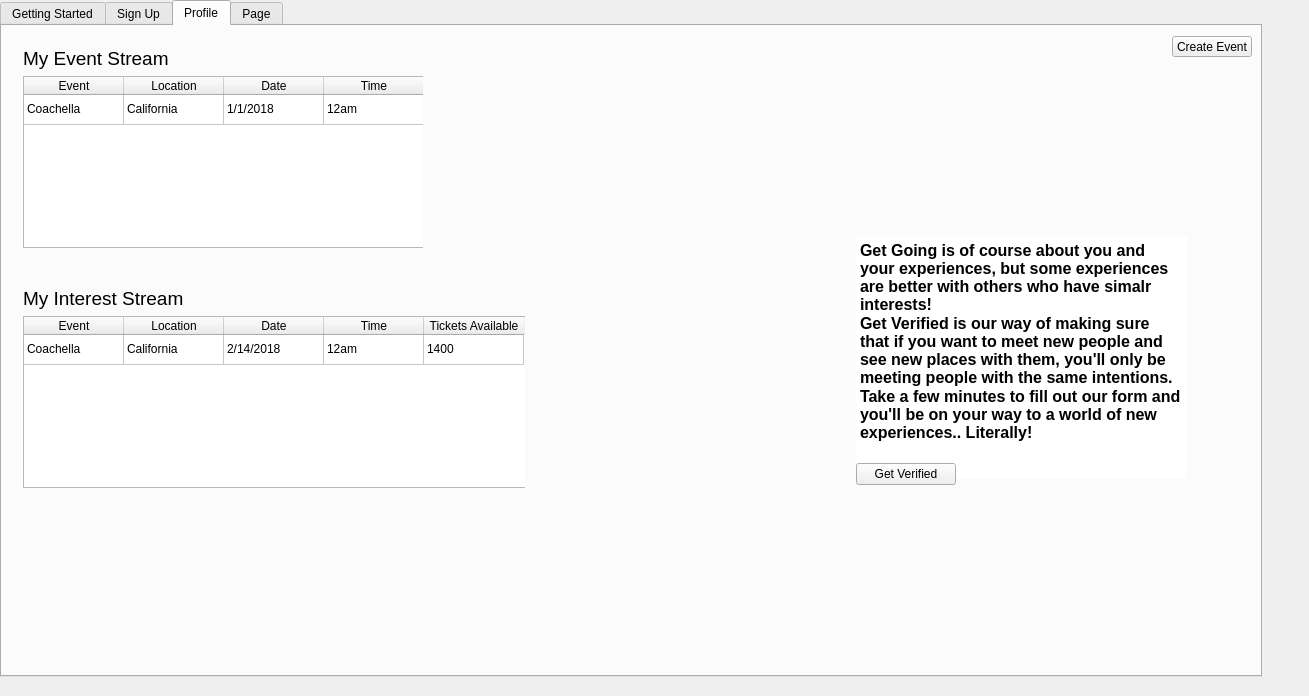
The window that src/web-app/interestdata.ui (Aesylwinn/software-engineering) describes before a commit, drawn with Qt 5.
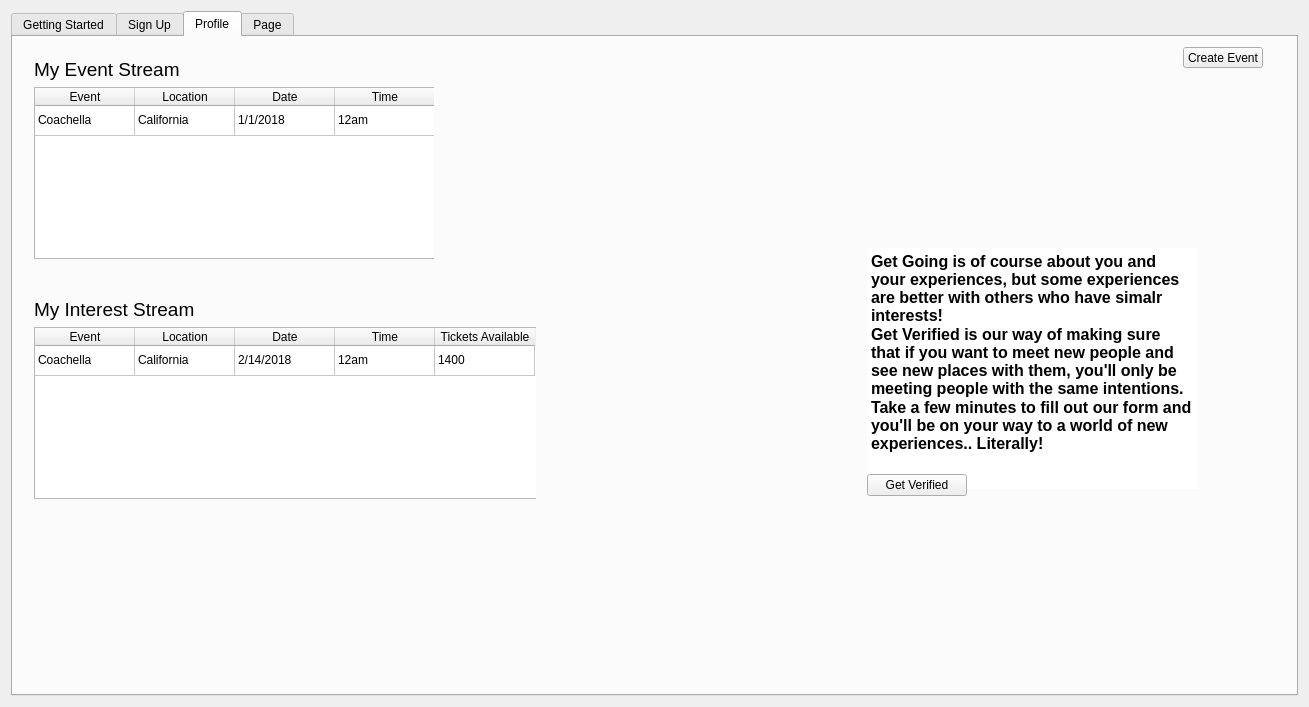
The same window after the commit. The open tabs and pages were chosen to show the change. Icons and pictures are not drawn.

Commit message: Fixed the window to adjust correctly

What changed in the file:
```diff
--- a/src/web-app/interestdata.ui
+++ b/src/web-app/interestdata.ui
@@ -13,18 +13,12 @@
   <property name="windowTitle">
    <string>interestData</string>
   </property>
+  <layout class="QVBoxLayout" name="verticalLayout_15">
+   <item>
   <widget class="QTabWidget" name="tabWidget">
    <property name="enabled">
     <bool>true</bool>
    </property>
-   <property name="geometry">
-    <rect>
-     <x>0</x>
-     <y>0</y>
-     <width>1262</width>
-     <height>677</height>
-    </rect>
-   </property>
    <property name="currentIndex">
     <number>1</number>
    </property>
@@ -1058,6 +1052,8 @@
     </attribute>
    </widget>
   </widget>
+   </item>
+  </layout>
  </widget>
  <layoutdefault spacing="6" margin="11"/>
  <resources>
```
Left out of the diff: 2 changed lines with no effect on the pictures. Lines whose indentation alone changed are shown as unchanged. The commit also changes 1 other file.
